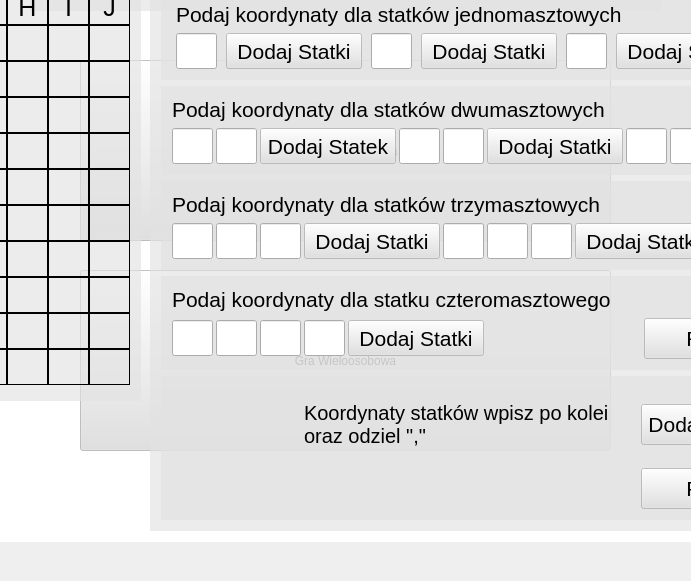
First picture: the form in ships/MainWindow.ui, repository MWis02/ships, before the edit; both pictures show x 340 to 1031 and y 187 to 768 of the 1349 by 768 pixel window.
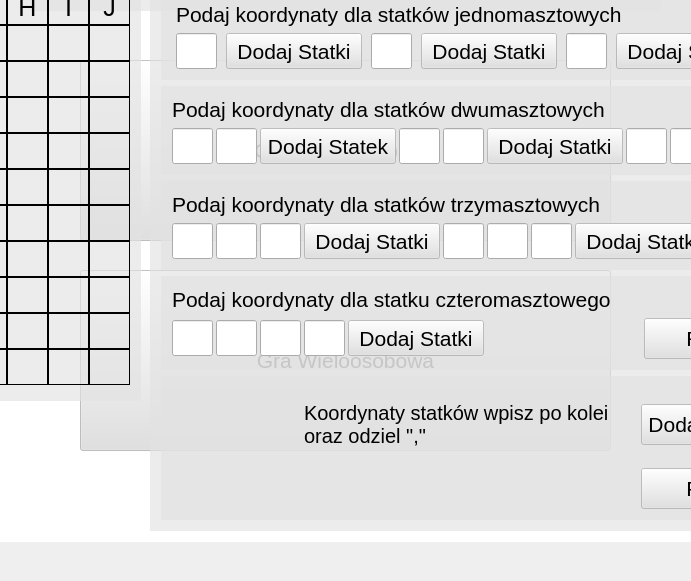
Second picture: the form after the edit. Icons and pictures are not drawn.

The edit to the form file:
```diff
--- a/ships/MainWindow.ui
+++ b/ships/MainWindow.ui
@@ -85,6 +85,11 @@
        <height>181</height>
       </rect>
      </property>
+     <property name="font">
+      <font>
+       <pointsize>16</pointsize>
+      </font>
+     </property>
      <property name="autoFillBackground">
       <bool>false</bool>
      </property>
@@ -106,6 +111,11 @@
        <height>181</height>
       </rect>
      </property>
+     <property name="font">
+      <font>
+       <pointsize>16</pointsize>
+      </font>
+     </property>
      <property name="styleSheet">
       <string notr="true">background: none;
 background-color: rgba(225, 225, 225, 0.65);
```
Left out of the diff: 15 changed lines with no effect on the pictures.
